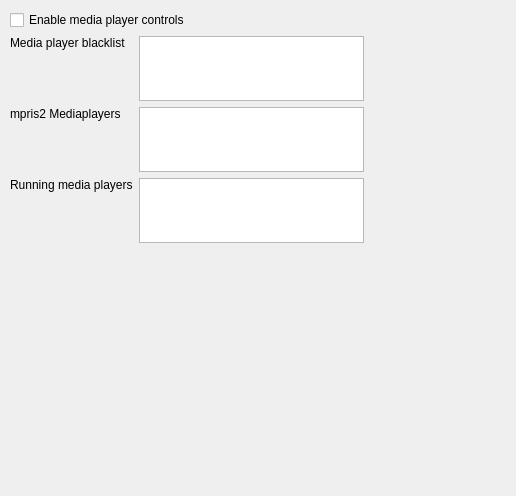
First picture: the form in contents/ui/nowplaying.ui, repository LandisTwo/veromix-plasmoid, before the edit.
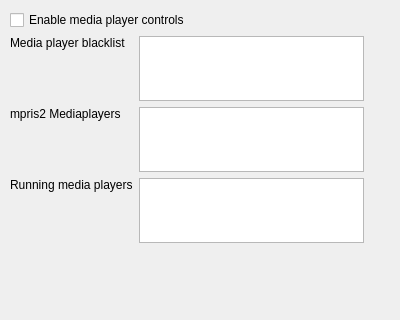
Second picture: the form after the edit.

Patch:
```diff
--- a/contents/ui/nowplaying.ui
+++ b/contents/ui/nowplaying.ui
@@ -2,14 +2,6 @@
 <ui version="4.0">
  <class>Form</class>
  <widget class="QWidget" name="Form">
-  <property name="geometry">
-   <rect>
-    <x>0</x>
-    <y>0</y>
-    <width>516</width>
-    <height>496</height>
-   </rect>
-  </property>
   <property name="minimumSize">
    <size>
     <width>400</width>
```
